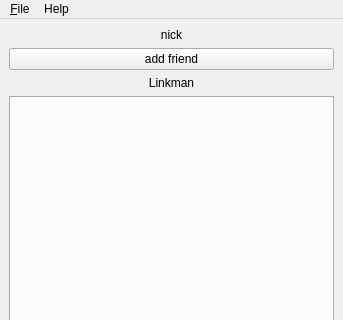
The window that ServiceChat/mainwindow.ui (124327288/ChatClient) describes before a commit, drawn with Qt 5; both pictures show x 0 to 343 and y 0 to 320 of the 343 by 600 pixel window.
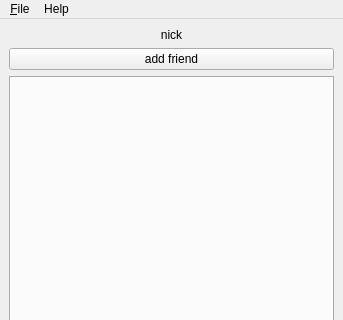
The same window after the commit.

Diff of the .ui file:
```diff
--- a/ServiceChat/mainwindow.ui
+++ b/ServiceChat/mainwindow.ui
@@ -32,16 +32,6 @@
       </property>
      </widget>
     </item>
-    <item>
-     <widget class="QLabel" name="linkmanLabel">
-      <property name="text">
-       <string>Linkman</string>
-      </property>
-      <property name="alignment">
-       <set>Qt::AlignCenter</set>
-      </property>
-     </widget>
-    </item>
     <item>
      <widget class="QTabWidget" name="tabWidget">
       <property name="currentIndex">
```
